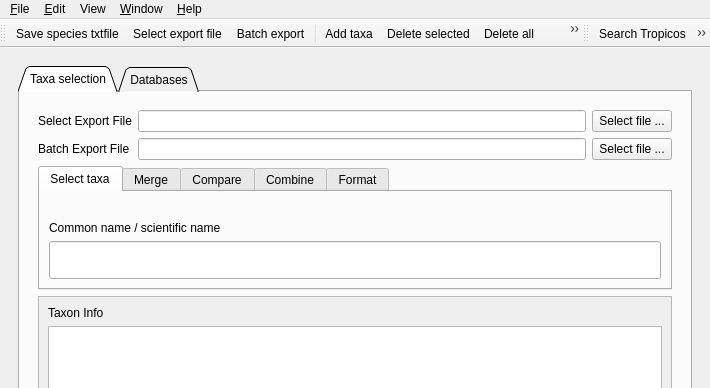
First picture: the form in src/ui/ui_main.ui, repository TaiBON/checklister, before the edit; both pictures show x 0 to 710 and y 0 to 388 of the 710 by 683 pixel window.
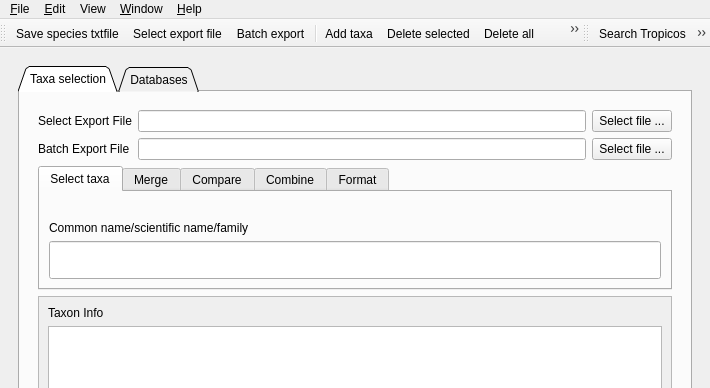
Second picture: the form after the edit. Icons and pictures are not drawn.

Commit message: update ui 1. ui icons 2. ui toolBar names

```diff
--- a/src/ui/ui_main.ui
+++ b/src/ui/ui_main.ui
@@ -300,7 +300,7 @@
                       </sizepolicy>
                      </property>
                      <property name="text">
-                      <string>Common name / scientific name</string>
+                      <string>Common name/scientific name/family</string>
                      </property>
                     </widget>
                    </item>
```
Left out of the diff: 4 changed lines with no effect on the pictures. The commit also changes 2 other files.
